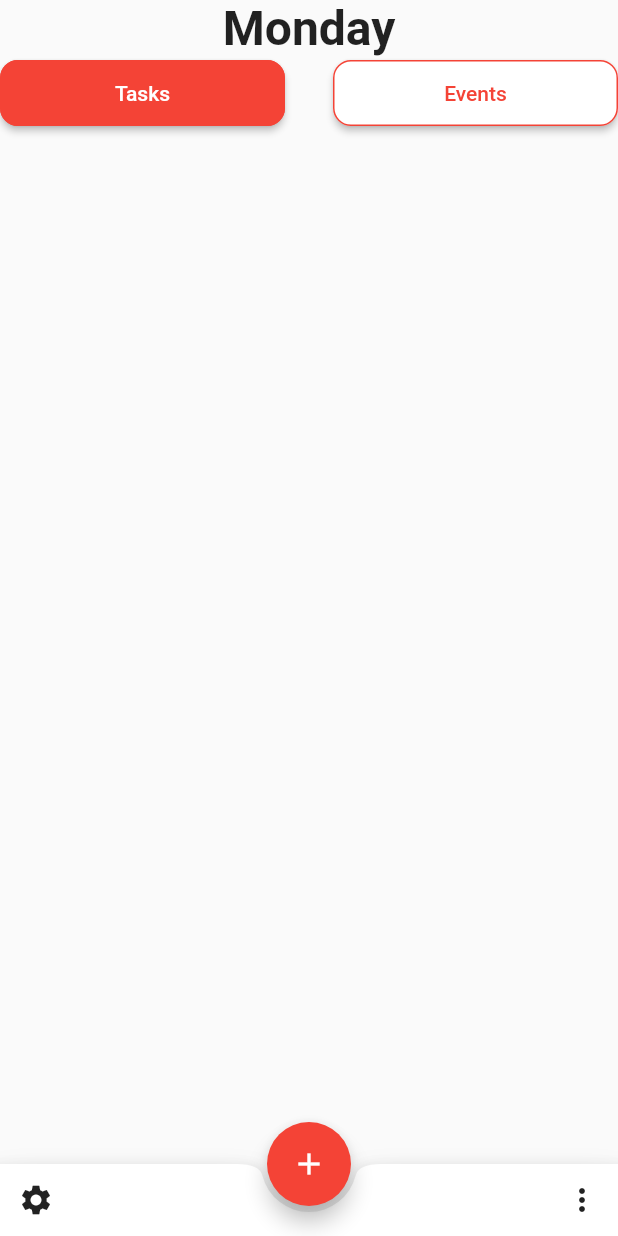
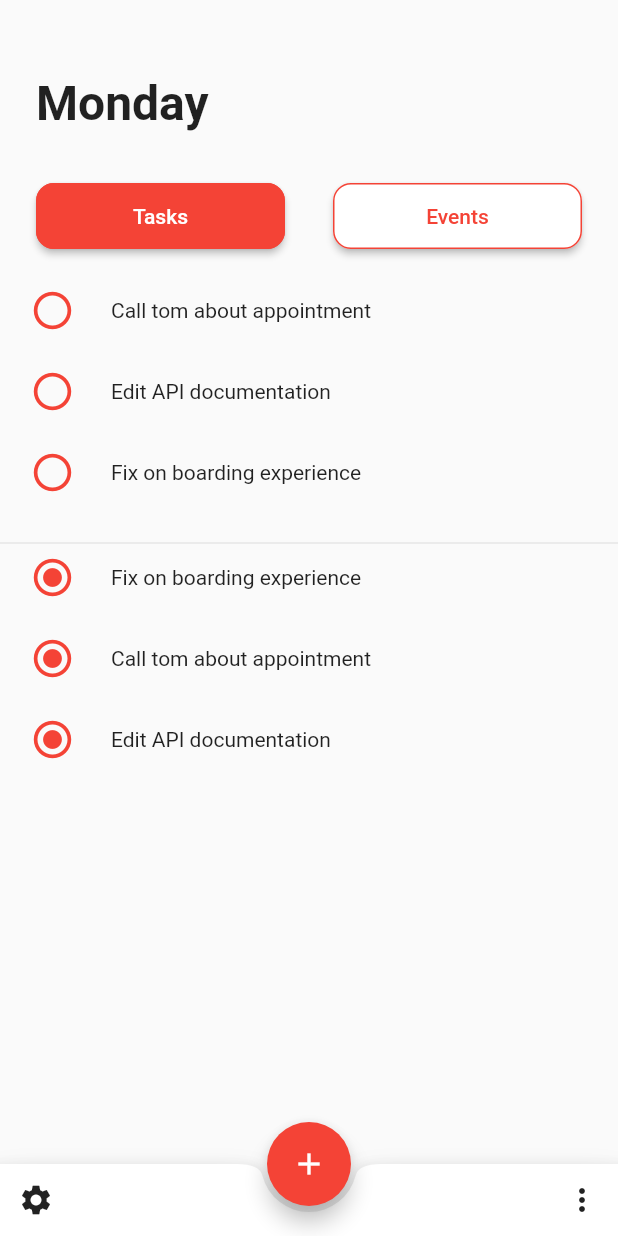
Before and after one commit to lucsbasto/todo-app, a Flutter app: the screen it shows after launch, on a phone screen of 412 x 824 dp. Run offline on Flutter 3.47's test engine with Material 2 defaults, Android fonts, the phone set to English and light mode, and no system bars.

Commit message:
dividindo as tarefas em widgets

```diff
--- a/lib/main.dart
+++ b/lib/main.dart
@@ -29,12 +29,26 @@ class _MyHomePageState extends State<MyHomePage> {
   Widget build(BuildContext context) {
     return Scaffold(
       body: Column(
+        crossAxisAlignment: CrossAxisAlignment.start,
         children: <Widget>[
-          Text(
-            "Monday",
-            style: TextStyle(fontSize: 32, fontWeight: FontWeight.bold),
+          Padding(
+            padding: const EdgeInsets.only(left: 24.0, top: 50.0, bottom: 8.0),
+            child: Text(
+              "Monday",
+              style: TextStyle(fontSize: 32, fontWeight: FontWeight.bold),
+            ),
           ),
-          _button(context)
+          Padding(
+            padding: const EdgeInsets.all(24.0),
+            child: _button(context),
+          ),
+          _tasksUncomplete("Call tom about appointment"),
+          _tasksUncomplete("Edit API documentation"),
+          _tasksUncomplete("Fix on boarding experience"),
+          Divider(),
+          _tasksComplete("Fix on boarding experience"),
+          _tasksComplete("Call tom about appointment"),
+          _tasksComplete("Edit API documentation"),
         ],
       ),
       floatingActionButton: FloatingActionButton(
@@ -58,6 +72,44 @@ class _MyHomePageState extends State<MyHomePage> {
             ),
           ],
         ),
+      ),
+    );
+  }
+
+  Widget _tasksUncomplete(String task) {
+    return Padding(
+      padding: const EdgeInsets.only(left: 20.0, bottom: 24.0),
+      child: Row(
+        children: <Widget>[
+          Icon(
+            Icons.radio_button_unchecked,
+            color: Theme.of(context).accentColor,
+            size: 30,
+          ),
+          SizedBox(
+            width: 24,
+          ),
+          Text(task),
+        ],
+      ),
+    );
+  }
+
+  Widget _tasksComplete(String task) {
+    return Padding(
+      padding: const EdgeInsets.only(left: 20.0, bottom: 24.0),
+      child: Row(
+        children: <Widget>[
+          Icon(
+            Icons.radio_button_checked,
+            color: Theme.of(context).accentColor,
+            size: 30,
+          ),
+          SizedBox(
+            width: 24,
+          ),
+          Text(task),
+        ],
       ),
     );
   }
```
